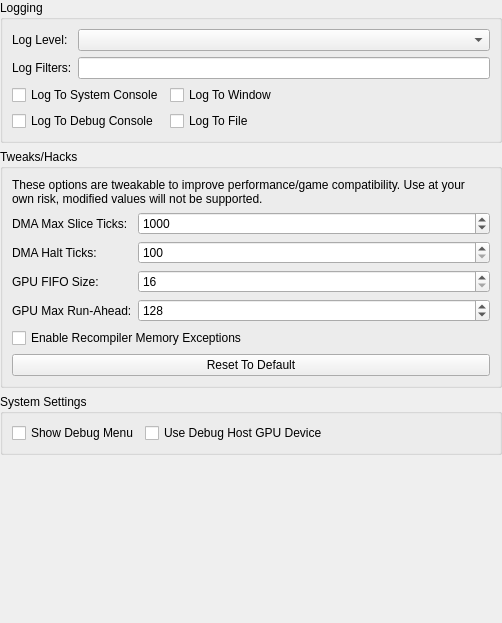
Qt form src/duckstation-qt/advancedsettingswidget.ui (kofxi3584karlayang/duckstation) before a commit.
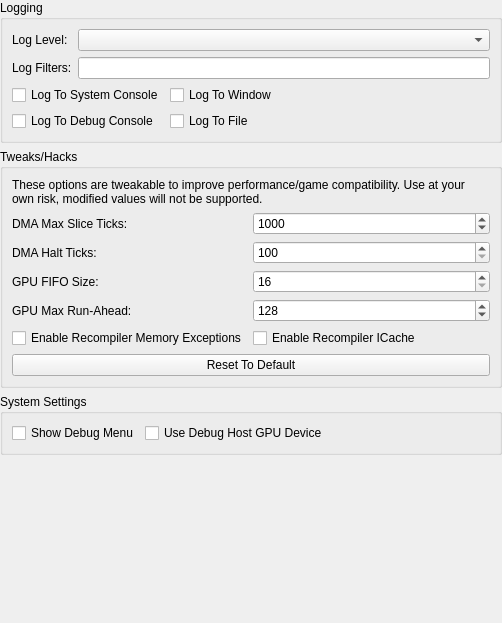
The same form after that commit.

Commit message:
CPU: Implement instruction cache simulation
Implemented for all execution modes. Disabled by default in the cached
interpreter and recompiler, always enabled in the pure interpreter.

```diff
--- a/src/duckstation-qt/advancedsettingswidget.ui
+++ b/src/duckstation-qt/advancedsettingswidget.ui
@@ -184,6 +184,20 @@
         </property>
        </widget>
       </item>
+      <item row="5" column="0">
+       <widget class="QCheckBox" name="cpuRecompilerMemoryExceptions">
+        <property name="text">
+         <string>Enable Recompiler Memory Exceptions</string>
+        </property>
+       </widget>
+      </item>
+      <item row="5" column="1">
+       <widget class="QCheckBox" name="cpuRecompilerICache">
+        <property name="text">
+         <string>Enable Recompiler ICache</string>
+        </property>
+       </widget>
+      </item>
       <item row="6" column="0" colspan="2">
        <widget class="QPushButton" name="resetToDefaultButton">
         <property name="text">
@@ -191,13 +205,6 @@
         </property>
        </widget>
       </item>
-      <item row="5" column="0" colspan="2">
-       <widget class="QCheckBox" name="cpuRecompilerMemoryExceptions">
-        <property name="text">
-         <string>Enable Recompiler Memory Exceptions</string>
-        </property>
-       </widget>
-      </item>
      </layout>
     </widget>
    </item>
```
The commit also changes 18 other files.
